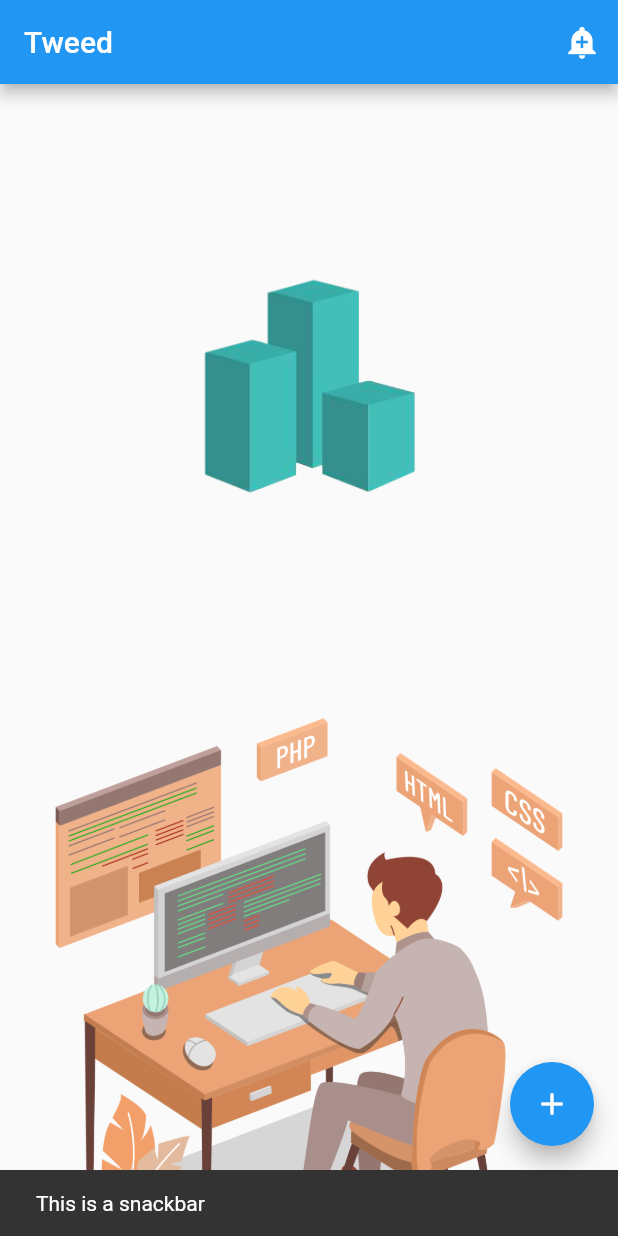
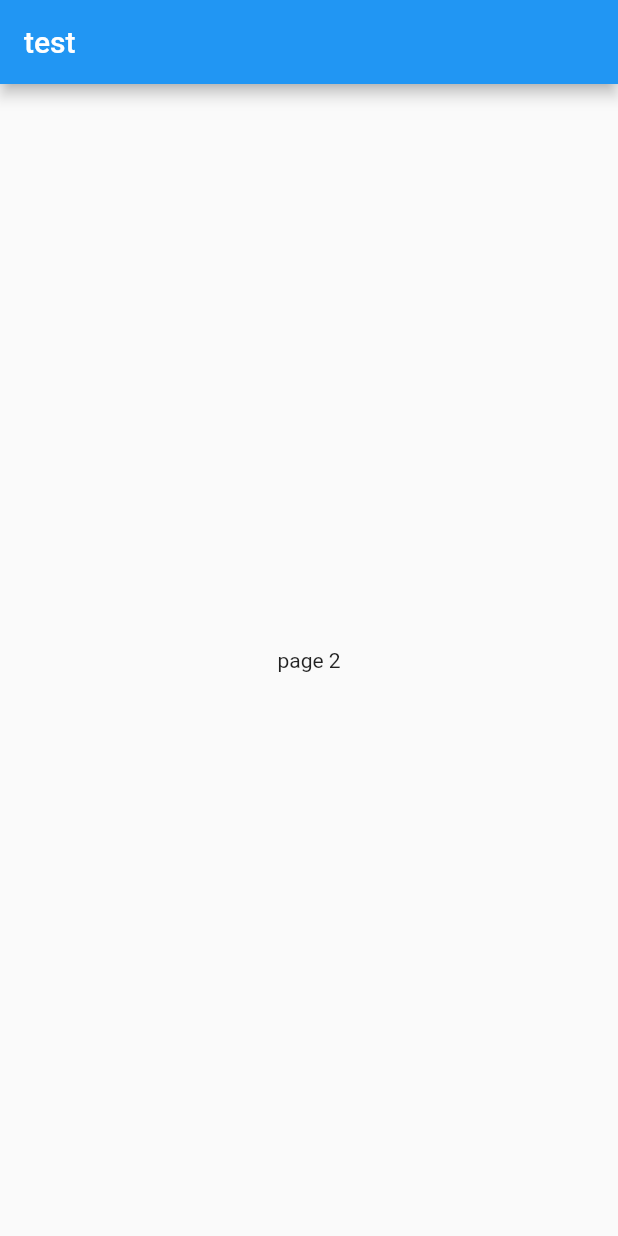
Before and after one commit to pho0m/thap, a Flutter app: the screen it shows after launch, after a tap on the "add alert" icon, on a phone screen of 412 x 824 dp. Run offline on Flutter 3.47's test engine with Material 2 defaults, Android fonts, the light colour scheme and no system bars.

Commit message:
add new screen

```diff
--- a/lib/main.dart
+++ b/lib/main.dart
@@ -1,3 +1,4 @@
+import 'package:dt_app/screens/screens_1.dart';
 import 'package:flutter/material.dart';
 
 void main() {
@@ -13,9 +14,9 @@ class MyApp extends StatelessWidget {
     return MaterialApp(
       title: 'Dt-app Demo',
       theme: ThemeData(
-        primarySwatch: Colors.blue,
+        primarySwatch: Colors.red,
       ),
-      home: const MyHomePage(title: 'Tweed'),
+      home: const MyHomePage(title: "page 1",),
     );
   }
 }
@@ -48,10 +49,13 @@ class _MyHomePageState extends State<MyHomePage> {
             icon: const Icon(Icons.add_alert),
             tooltip: 'Show Snackbar',
             onPressed: () {
-              ScaffoldMessenger.of(context).showSnackBar(
-                  const SnackBar(content: Text('This is a snackbar')));
+                Navigator.push(
+                  context,
+                  MaterialPageRoute(builder: (context) => Screens()),
+                );
             },
-          ),],
+          ),
+        ],
         title: Text(widget.title),
       ),
       body: SingleChildScrollView(
@@ -59,7 +63,7 @@ class _MyHomePageState extends State<MyHomePage> {
           child: Column(
             mainAxisAlignment: MainAxisAlignment.center,
             children: <Widget>[
-              Image.asset('assets/logo.png'),
+               CircleAvatar(child: Image.asset('assets/logo.png')),
               Image.asset('assets/team.png'),
               Text(
                 '$_counter',
@@ -69,10 +73,15 @@ class _MyHomePageState extends State<MyHomePage> {
           ),
         ),
       ),
-      floatingActionButton: FloatingActionButton(
-        onPressed: _incrementCounter,
-        tooltip: 'Increment',
-        child: const Icon(Icons.add),
+      floatingActionButton: Column(
+        mainAxisAlignment: MainAxisAlignment.end,
+        children: [
+          FloatingActionButton(
+            onPressed: _incrementCounter,
+            tooltip: 'Increment',
+            child: const Icon(Icons.add),
+          ),
+        ]
       ),
     );
   }
--- /dev/null
+++ b/lib/screens/screens_1.dart
@@ -0,0 +1,25 @@
+import 'package:flutter/material.dart';
+
+
+class Screens extends StatelessWidget {
+  const Screens({Key? key}) : super(key: key);
+
+  @override
+  Widget build(BuildContext context) {
+    return MaterialApp(home:  Scaffold(
+      appBar: AppBar(title: Text("test"),),
+        body: Center(
+          child: Column(
+            mainAxisAlignment: MainAxisAlignment.center,
+            children: [
+              Container(
+                child: Text("page 2"),
+              ),
+            ],
+          ),
+        ),
+      ),);
+
+
+  }
+}
```
